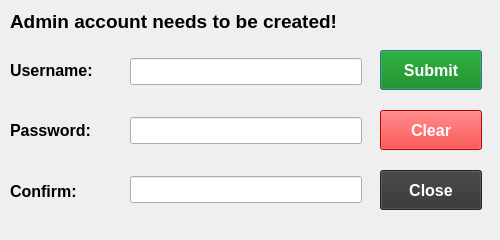
First picture: the form in UI/uifiles/pwdnew.ui, repository ayushr01/Library-Management-System, before the edit.
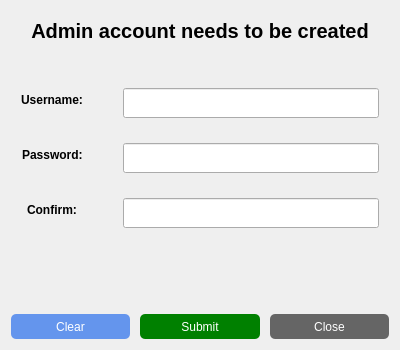
Second picture: the form after the edit.

Commit message: Updated admin creation dialog

```diff
--- a/UI/uifiles/pwdnew.ui
+++ b/UI/uifiles/pwdnew.ui
@@ -6,61 +6,72 @@
    <rect>
     <x>0</x>
     <y>0</y>
-    <width>500</width>
-    <height>240</height>
+    <width>400</width>
+    <height>350</height>
    </rect>
   </property>
-  <property name="sizePolicy">
-   <sizepolicy hsizetype="Fixed" vsizetype="Fixed">
-    <horstretch>0</horstretch>
-    <verstretch>0</verstretch>
-   </sizepolicy>
-  </property>
   <property name="minimumSize">
    <size>
-    <width>500</width>
-    <height>240</height>
+    <width>400</width>
+    <height>350</height>
    </size>
   </property>
   <property name="maximumSize">
    <size>
-    <width>500</width>
-    <height>240</height>
+    <width>400</width>
+    <height>350</height>
    </size>
   </property>
-  <property name="font">
-   <font>
-    <pointsize>13</pointsize>
-    <bold>true</bold>
-   </font>
-  </property>
   <property name="windowTitle">
    <string>Admin Creation</string>
   </property>
-  <widget class="QWidget" name="layoutWidget">
-   <property name="geometry">
-    <rect>
-     <x>10</x>
-     <y>40</y>
-     <width>103</width>
-     <height>181</height>
-    </rect>
+  <layout class="QVBoxLayout" name="verticalLayout" stretch="1,5,1,2">
+   <property name="spacing">
+    <number>10</number>
    </property>
+   <item>
+    <widget class="QLabel" name="info">
    <property name="font">
     <font>
-     <pointsize>12</pointsize>
-     <bold>false</bold>
-    </font>
-   </property>
-   <layout class="QVBoxLayout" name="textfield">
-    <property name="spacing">
-     <number>0</number>
-    </property>
+       <pointsize>15</pointsize>
+       <bold>true</bold>
+      </font>
+     </property>
+     <property name="text">
+      <string>Admin account needs to be created</string>
+     </property>
+     <property name="alignment">
+      <set>Qt::AlignCenter</set>
+     </property>
+    </widget>
+   </item>
     <item>
+    <layout class="QFormLayout" name="inputform">
+     <property name="fieldGrowthPolicy">
+      <enum>QFormLayout::ExpandingFieldsGrow</enum>
+     </property>
+     <property name="labelAlignment">
+      <set>Qt::AlignCenter</set>
+     </property>
+     <property name="formAlignment">
+      <set>Qt::AlignCenter</set>
+     </property>
+     <property name="horizontalSpacing">
+      <number>40</number>
+     </property>
+     <property name="verticalSpacing">
+      <number>25</number>
+     </property>
+     <property name="leftMargin">
+      <number>10</number>
+     </property>
+     <property name="rightMargin">
+      <number>10</number>
+     </property>
+     <item row="0" column="0">
      <widget class="QLabel" name="username">
       <property name="font">
        <font>
-        <pointsize>12</pointsize>
         <bold>true</bold>
        </font>
       </property>
@@ -69,11 +80,10 @@
       </property>
      </widget>
     </item>
-    <item>
+     <item row="1" column="0">
      <widget class="QLabel" name="password">
       <property name="font">
        <font>
-        <pointsize>12</pointsize>
         <bold>true</bold>
        </font>
       </property>
@@ -82,11 +92,33 @@
       </property>
      </widget>
     </item>
-    <item>
-     <widget class="QLabel" name="passwordagain">
+     <item row="0" column="1">
+      <widget class="QLineEdit" name="userfield">
+       <property name="minimumSize">
+        <size>
+         <width>0</width>
+         <height>30</height>
+        </size>
+       </property>
+      </widget>
+     </item>
+     <item row="1" column="1">
+      <widget class="QLineEdit" name="pwdfield">
+       <property name="minimumSize">
+        <size>
+         <width>0</width>
+         <height>30</height>
+        </size>
+       </property>
+       <property name="echoMode">
+        <enum>QLineEdit::Password</enum>
+       </property>
+      </widget>
+     </item>
+     <item row="2" column="0">
+      <widget class="QLabel" name="confirm">
       <property name="font">
        <font>
-        <pointsize>12</pointsize>
         <bold>true</bold>
        </font>
       </property>
@@ -95,96 +127,107 @@
       </property>
      </widget>
     </item>
-   </layout>
-  </widget>
-  <widget class="QWidget" name="layoutWidget">
-   <property name="geometry">
-    <rect>
-     <x>380</x>
-     <y>40</y>
-     <width>102</width>
-     <height>181</height>
-    </rect>
-   </property>
-   <property name="font">
-    <font>
-     <pointsize>12</pointsize>
-     <bold>true</bold>
-    </font>
-   </property>
-   <layout class="QVBoxLayout" name="buttons">
-    <property name="spacing">
-     <number>10</number>
-    </property>
-    <property name="topMargin">
-     <number>0</number>
-    </property>
-    <property name="bottomMargin">
-     <number>0</number>
-    </property>
-    <item>
-     <widget class="QPushButton" name="submitbutton">
+     <item row="2" column="1">
+      <widget class="QLineEdit" name="pwdfieldconfirm">
       <property name="minimumSize">
        <size>
-        <width>100</width>
-        <height>40</height>
-       </size>
-      </property>
+         <width>0</width>
+         <height>30</height>
+        </size>
+       </property>
+       <property name="echoMode">
+        <enum>QLineEdit::Password</enum>
+       </property>
+      </widget>
+     </item>
+    </layout>
+   </item>
+   <item>
+    <widget class="QLabel" name="error">
       <property name="font">
        <font>
-        <pointsize>12</pointsize>
         <bold>true</bold>
        </font>
       </property>
       <property name="styleSheet">
-       <string notr="true">background-color : green;
-color: white;</string>
+      <string notr="true">color: orange</string>
       </property>
       <property name="text">
-       <string>Submit</string>
+      <string/>
+     </property>
+     <property name="alignment">
+      <set>Qt::AlignCenter</set>
       </property>
      </widget>
     </item>
+   <item>
+    <layout class="QHBoxLayout" name="buttonlayout">
     <item>
      <widget class="QPushButton" name="clearbutton">
       <property name="minimumSize">
        <size>
-        <width>100</width>
-        <height>40</height>
-       </size>
-      </property>
-      <property name="font">
-       <font>
-        <pointsize>12</pointsize>
-        <bold>true</bold>
-       </font>
-      </property>
+         <width>0</width>
+         <height>25</height>
+        </size>
+       </property>
       <property name="styleSheet">
-       <string notr="true">background-color : red;
-color: white;</string>
+        <string notr="true">QPushButton#clearbutton{
+	background-color: cornflowerblue;
+	border-radius: 5px;
+	color: white;
+}
+
+QPushButton#clearbutton:hover{
+	border: 2px solid teal;
+}</string>
       </property>
       <property name="text">
        <string>Clear</string>
       </property>
      </widget>
     </item>
+     <item>
+      <widget class="QPushButton" name="submitbutton">
+       <property name="minimumSize">
+        <size>
+         <width>0</width>
+         <height>25</height>
+        </size>
+       </property>
+       <property name="styleSheet">
+        <string notr="true">QPushButton#submitbutton{
+	background-color: green;
+	border-radius: 5px;
+	color: white;
+}
+
+QPushButton#submitbutton:hover{
+	border: 2px solid teal;
+}</string>
+       </property>
+       <property name="text">
+        <string>Submit</string>
+       </property>
+      </widget>
+     </item>
     <item>
      <widget class="QPushButton" name="closebutton">
       <property name="minimumSize">
        <size>
-        <width>100</width>
-        <height>40</height>
-       </size>
-      </property>
-      <property name="font">
-       <font>
-        <pointsize>12</pointsize>
-        <bold>true</bold>
-       </font>
-      </property>
+         <width>0</width>
+         <height>25</height>
+        </size>
+       </property>
       <property name="styleSheet">
-       <string notr="true">background-color: #333333;
-color: white;</string>
+        <string notr="true">QPushButton#closebutton{
+	background-color: #656565;
+	border-radius: 5px;
+	color: white;
+}
+
+QPushButton#closebutton:hover{
+	border: 2px solid teal;
+}</string>
       </property>
       <property name="text">
        <string>Close</string>
@@ -192,187 +235,8 @@
      </widget>
     </item>
    </layout>
-  </widget>
-  <widget class="QLabel" name="info">
-   <property name="geometry">
-    <rect>
-     <x>10</x>
-     <y>10</y>
-     <width>481</width>
-     <height>22</height>
-    </rect>
-   </property>
-   <property name="font">
-    <font>
-     <pointsize>14</pointsize>
-     <bold>true</bold>
-     <underline>false</underline>
-    </font>
-   </property>
-   <property name="text">
-    <string>Admin account needs to be created!</string>
-   </property>
-  </widget>
-  <widget class="QLabel" name="errorpwd">
-   <property name="geometry">
-    <rect>
-     <x>10</x>
-     <y>150</y>
-     <width>351</width>
-     <height>21</height>
-    </rect>
-   </property>
-   <property name="font">
-    <font>
-     <pointsize>13</pointsize>
-     <bold>false</bold>
-    </font>
-   </property>
-   <property name="styleSheet">
-    <string notr="true">color: red</string>
-   </property>
-   <property name="text">
-    <string/>
-   </property>
-  </widget>
-  <widget class="QWidget" name="layoutWidget">
-   <property name="geometry">
-    <rect>
-     <x>130</x>
-     <y>40</y>
-     <width>232</width>
-     <height>181</height>
-    </rect>
-   </property>
-   <property name="font">
-    <font>
-     <pointsize>12</pointsize>
-     <bold>true</bold>
-    </font>
-   </property>
-   <layout class="QVBoxLayout" name="passwordfield">
-    <property name="spacing">
-     <number>30</number>
-    </property>
-    <property name="topMargin">
-     <number>16</number>
-    </property>
-    <property name="bottomMargin">
-     <number>16</number>
-    </property>
-    <item>
-     <widget class="QLineEdit" name="userfield">
-      <property name="minimumSize">
-       <size>
-        <width>230</width>
-        <height>20</height>
-       </size>
-      </property>
-      <property name="font">
-       <font>
-        <pointsize>12</pointsize>
-        <bold>true</bold>
-       </font>
-      </property>
-     </widget>
-    </item>
-    <item>
-     <widget class="QLineEdit" name="pwdfield">
-      <property name="minimumSize">
-       <size>
-        <width>230</width>
-        <height>20</height>
-       </size>
-      </property>
-      <property name="font">
-       <font>
-        <pointsize>12</pointsize>
-        <bold>true</bold>
-       </font>
-      </property>
-      <property name="text">
-       <string/>
-      </property>
-      <property name="echoMode">
-       <enum>QLineEdit::Password</enum>
-      </property>
-     </widget>
-    </item>
-    <item>
-     <widget class="QLineEdit" name="pwdfieldconfirm">
-      <property name="minimumSize">
-       <size>
-        <width>230</width>
-        <height>20</height>
-       </size>
-      </property>
-      <property name="font">
-       <font>
-        <pointsize>12</pointsize>
-        <bold>true</bold>
-       </font>
-      </property>
-      <property name="text">
-       <string/>
-      </property>
-      <property name="echoMode">
-       <enum>QLineEdit::Password</enum>
-      </property>
-     </widget>
-    </item>
-   </layout>
-  </widget>
-  <widget class="QLabel" name="erroruser">
-   <property name="geometry">
-    <rect>
-     <x>10</x>
-     <y>90</y>
-     <width>351</width>
-     <height>21</height>
-    </rect>
-   </property>
-   <property name="font">
-    <font>
-     <pointsize>13</pointsize>
-     <bold>false</bold>
-    </font>
-   </property>
-   <property name="styleSheet">
-    <string notr="true">color: red</string>
-   </property>
-   <property name="text">
-    <string/>
-   </property>
-  </widget>
-  <widget class="QLabel" name="errorpwdconfirm">
-   <property name="geometry">
-    <rect>
-     <x>10</x>
-     <y>210</y>
-     <width>351</width>
-     <height>21</height>
-    </rect>
-   </property>
-   <property name="font">
-    <font>
-     <pointsize>13</pointsize>
-     <bold>false</bold>
-    </font>
-   </property>
-   <property name="styleSheet">
-    <string notr="true">color: red</string>
-   </property>
-   <property name="text">
-    <string/>
-   </property>
-  </widget>
-  <zorder>info</zorder>
-  <zorder>erroruser</zorder>
-  <zorder>errorpwdconfirm</zorder>
-  <zorder>errorpwd</zorder>
-  <zorder>layoutWidget</zorder>
-  <zorder>layoutWidget</zorder>
-  <zorder>layoutWidget</zorder>
+   </item>
+  </layout>
  </widget>
  <resources/>
  <connections/>
```
Left out of the diff: 2 changed lines with no effect on the pictures. Lines whose indentation alone changed are shown as unchanged. The commit also changes 2 other files.
